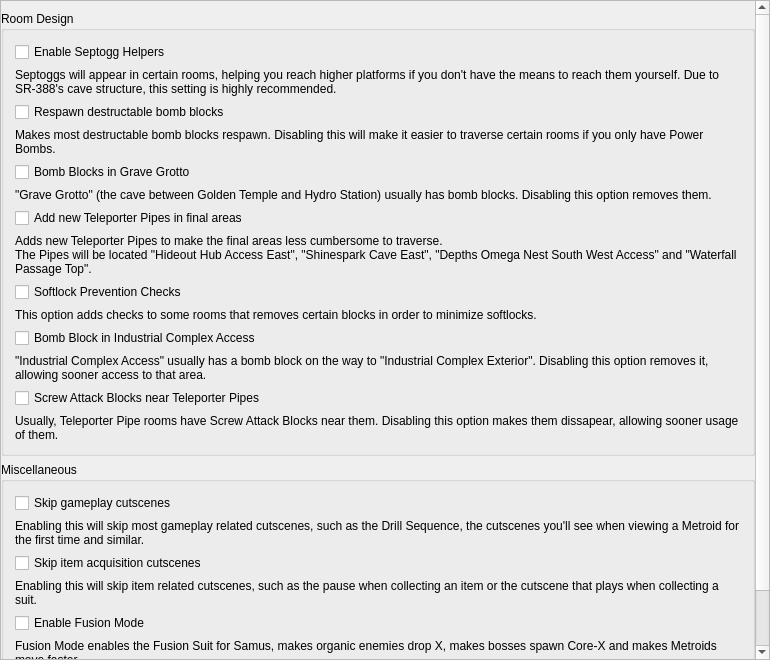
The window that randovania/gui/ui_files/preset_am2r_patches.ui (randovania/randovania) describes before a commit, drawn with Qt 5.
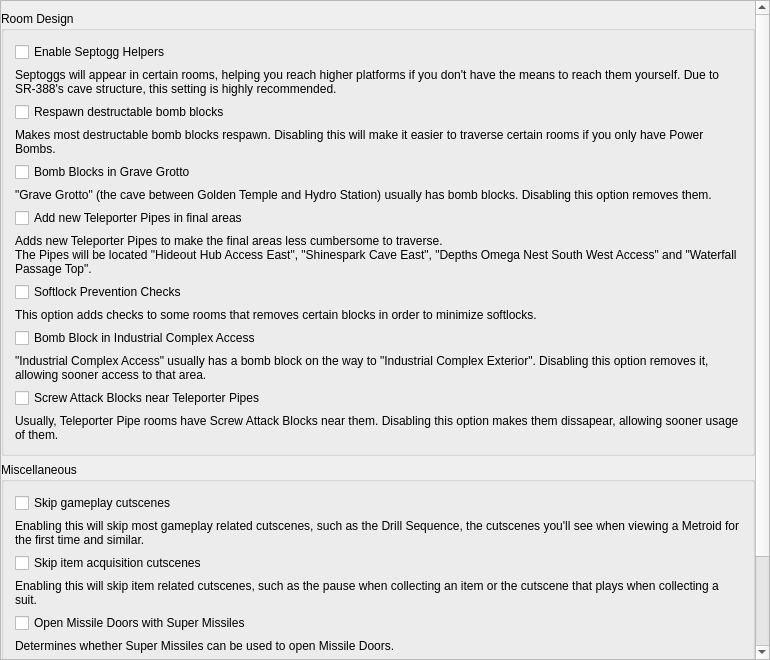
The same window after the commit.

Commit message: AM2R: Add option for supers to not work on missile doors

Diff of the .ui file:
```diff
--- a/randovania/gui/ui_files/preset_am2r_patches.ui
+++ b/randovania/gui/ui_files/preset_am2r_patches.ui
@@ -44,7 +44,7 @@
          <x>0</x>
          <y>0</y>
          <width>745</width>
-         <height>840</height>
+         <height>892</height>
         </rect>
        </property>
        <layout class="QVBoxLayout" name="scroll_layout">
@@ -244,6 +244,23 @@
              </property>
             </widget>
            </item>
+           <item>
+            <widget class="QCheckBox" name="supers_on_missile_doors_check">
+             <property name="text">
+              <string>Open Missile Doors with Super Missiles</string>
+             </property>
+            </widget>
+           </item>
+           <item>
+            <widget class="QLabel" name="supers_on_missile_doors_label">
+             <property name="text">
+              <string>Determines whether Super Missiles can be used to open Missile Doors.</string>
+             </property>
+             <property name="wordWrap">
+              <bool>true</bool>
+             </property>
+            </widget>
+           </item>
            <item>
             <widget class="QCheckBox" name="fusion_mode_check">
              <property name="text">
```
The commit also changes 8 other files.
